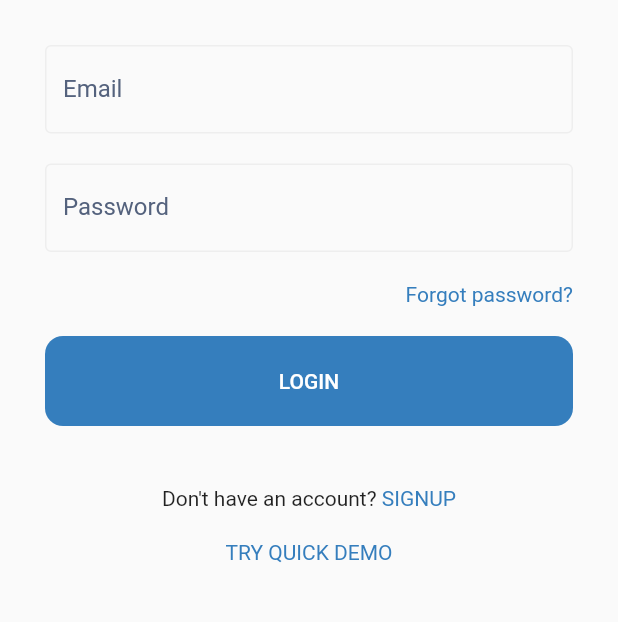
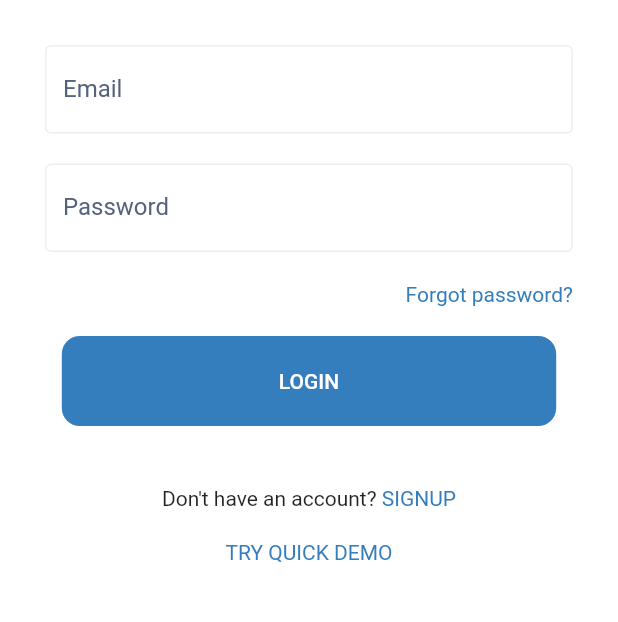
Before and after one commit to pawan-logiciel/Jobprogress_flutter, a Flutter app: the screen it shows after launch, after a tap on "LOGIN", on a phone screen of 412 x 824 dp, the part 267-889 px from its top. Run offline on Flutter 3.47's test engine with Material 2 defaults, Android fonts, the light colour scheme and no system bars.

Commit message:
Added theme and support for iPad

```diff
--- a/lib/main.dart
+++ b/lib/main.dart
@@ -1,18 +1,28 @@
 import 'package:flutter/material.dart';
+import 'package:jp_ui/screens/home_screen.dart';
+import 'package:jp_ui/size_config.dart';
 
-import 'screens/home_screen.dart';
+import 'styling.dart';
 
-void main() {
-  runApp(MyApp());
-}
+void main() => runApp(MyApp());
 
 class MyApp extends StatelessWidget {
   @override
   Widget build(BuildContext context) {
-    return MaterialApp(
-      title: 'My app',
-      debugShowCheckedModeBanner: false,
-      home: HomeScreen(),
+    return LayoutBuilder(
+      builder: (context, constraints) {
+        return OrientationBuilder(
+          builder: (context, orientation) {
+            SizeConfig().init(constraints, orientation);
+            return MaterialApp(
+              debugShowCheckedModeBanner: false,
+              title: 'Learning Platform Application',
+              theme: AppTheme.lightTheme,
+              home: HomeScreen(),
+            );
+          },
+        );
+      },
     );
   }
 }
--- a/lib/screens/home_screen.dart
+++ b/lib/screens/home_screen.dart
@@ -1,4 +1,7 @@
 import 'package:flutter/material.dart';
+import 'package:flutter/rendering.dart';
+
+import '../size_config.dart';
 
 class HomeScreen extends StatefulWidget {
   HomeScreen({Key key}) : super(key: key);
@@ -11,9 +14,32 @@ class _HomeScreenState extends State<HomeScreen> {
   @override
   Widget build(BuildContext context) {
     return Scaffold(
-      body: Container(
-        padding: EdgeInsets.only(left: 30, right:30, top: 40, bottom: 10),
-        child: ListView(
+      body: SafeArea(
+        child: Container(
+          child:  SizeConfig.isIpad ? Center(
+            child: SingleChildScrollView(
+              child: LoginScreenWidget(),
+            ),
+          ) : SingleChildScrollView(
+            child: LoginScreenWidget(),
+          )
+        ),
+      ),
+    );
+  }
+}
+
+class LoginScreenWidget extends StatelessWidget {
+
+  @override
+  Widget build(BuildContext context) {
+    final theme = Theme.of(context);
+
+    return Container(
+      width: 600,
+      padding: EdgeInsets.only(left: 30, right:30, top: SizeConfig.isIpad ? 0 : 40, bottom: 10),
+      child: (
+        Column(
           children: [
             Column(
               children: [
@@ -21,11 +47,7 @@ class _HomeScreenState extends State<HomeScreen> {
                 SizedBox(
                   height: 20,
                 ),
-                Text('Welcome to JobProgress', style: TextStyle(
-                  color: Colors.black87,
-                  fontSize: 24,
-                  fontWeight: FontWeight.w400
-                ),)
+                Text('Welcome to JobProgress', style: theme.textTheme.headline1)
               ],
             ),
             SizedBox(
@@ -45,7 +67,7 @@ class _HomeScreenState extends State<HomeScreen> {
                       ),
                       labelText: 'Email',
                       labelStyle: TextStyle(
-                        color: Color.fromRGBO(84, 98, 125, 1)
+                        color: Color.fromRGBO(84, 98, 125, 1),
                       ),
                       hintText: 'Johndoe@gmail.com'
                     ),
@@ -64,7 +86,7 @@ class _HomeScreenState extends State<HomeScreen> {
                       ),
                       labelText: 'Password',
                       labelStyle: TextStyle(
-                        color: Color.fromRGBO(84, 98, 125, 1)
+                        color: Color.fromRGBO(84, 98, 125, 1),
                       ),
                       hintText: '*******',
                     ),
@@ -77,17 +99,13 @@ class _HomeScreenState extends State<HomeScreen> {
               child: Row(
                 mainAxisAlignment: MainAxisAlignment.end,
                 children: [
-                  Text('Forgot password?', style: TextStyle(
-                      color: Color.fromRGBO(53, 126, 189, 1),
-                      fontSize: 14,
-                      fontWeight: FontWeight.w400
-                    )
-                  )
+                  Text('Forgot password?', style: theme.textTheme.headline6)
                 ],
               ),
             ),
             Container(
               height: 60,
+              width: SizeConfig.screenWidth * 0.80,
               decoration: BoxDecoration(
                 borderRadius: BorderRadius.circular(12),
                 color: Color.fromRGBO(53, 126, 189, 1),
@@ -96,7 +114,7 @@ class _HomeScreenState extends State<HomeScreen> {
                 onPressed: () {
                   // To do
                 },
-                child: Text("LOGIN", style: TextStyle(color: Colors.white)),
+                child: Text("LOGIN", style: theme.textTheme.bodyText1.copyWith(color: Colors.white)),
               ),
             ),
             Padding(
@@ -105,21 +123,13 @@ class _HomeScreenState extends State<HomeScreen> {
                 mainAxisAlignment: MainAxisAlignment.center,
                 children: [
                   Text('Don\'t have an account? '),
-                  Text('SIGNUP', style: TextStyle(
-                      color: Color.fromRGBO(53, 126, 189, 1),
-                      fontSize: 14,
-                      fontWeight: FontWeight.w400
-                  ))
+                  Text('SIGNUP', style: theme.textTheme.headline6)
                 ],
               ),
             ),
             Container(
               alignment: Alignment.center,
-              child: Text('TRY QUICK DEMO', style: TextStyle(
-                      color: Color.fromRGBO(53, 126, 189, 1),
-                      fontSize: 14,
-                      fontWeight: FontWeight.w400
-              )),
+              child: Text('TRY QUICK DEMO', style: theme.textTheme.headline6),
             )
           ],
         )
--- /dev/null
+++ b/lib/size_config.dart
@@ -0,0 +1,32 @@
+import 'package:flutter/widgets.dart';
+
+class SizeConfig {
+  static double screenWidth;
+  static double screenHeight;
+
+  static bool isPortrait = true;
+  static bool isMobilePortrait = false;
+  static bool isIpad = false;
+
+  void init(BoxConstraints constraints, Orientation orientation) {
+    if (orientation == Orientation.portrait) {
+      screenWidth = constraints.maxWidth;
+      screenHeight = constraints.maxHeight;
+      isPortrait = true;
+      if (screenWidth < 450) {
+        isMobilePortrait = true;
+      }
+    } else {
+      screenWidth = constraints.maxHeight;
+      screenHeight = constraints.maxWidth;
+      isPortrait = false;
+      isMobilePortrait = false;
+    }
+    print(screenWidth);
+    if(screenWidth >= 768) isIpad = true;
+
+    print("isIpad $isIpad");
+    print("isPortrait $isPortrait");
+    print("isMobilePortrait $isMobilePortrait");
+  }
+}
--- /dev/null
+++ b/lib/styling.dart
@@ -0,0 +1,51 @@
+import 'package:flutter/material.dart';
+import 'package:jp_ui/size_config.dart';
+
+class AppTheme {
+  AppTheme._();
+
+  static const Color appBackgroundColor = Color(0xFFFFF7EC);
+  static const Color topBarBackgroundColor = Color(0xFFFFD974);
+  static const Color selectedTabBackgroundColor = Color(0xFFFFC442);
+  static const Color unSelectedTabBackgroundColor = Color(0xFFFFFFFC);
+  static const Color subTitleTextColor = Color(0xFF9F988F);
+
+  static final ThemeData lightTheme = ThemeData(
+    scaffoldBackgroundColor: Colors.white,
+    textTheme: lightTextTheme,
+  );
+
+  static final ThemeData darkTheme = ThemeData(
+    scaffoldBackgroundColor: Colors.black,
+    textTheme: darkTextTheme,
+  );
+
+  static final TextTheme lightTextTheme = TextTheme(
+    bodyText1: _baseTextLight,
+    headline1: _headingTextLight,
+    headline6: _baseLinkLight,
+  );
+
+  static final TextTheme darkTextTheme = TextTheme(
+    bodyText1: _baseTextDark
+  );
+
+  static final TextStyle _baseTextLight = TextStyle(
+    color: Colors.black,
+    fontSize: 14,
+  );
+
+  static final TextStyle _headingTextLight = TextStyle(
+    fontSize: SizeConfig.isIpad  ? 26 : 24,
+    color: Colors.black87,
+    fontWeight: FontWeight.w400
+  );
+
+  static final TextStyle _baseLinkLight = TextStyle(
+    color: Color.fromRGBO(53, 126, 189, 1),
+    fontSize: 14,
+    fontWeight: FontWeight.w400
+  );
+
+  static final TextStyle _baseTextDark = _baseTextLight.copyWith(color: Colors.white);
+}
```
